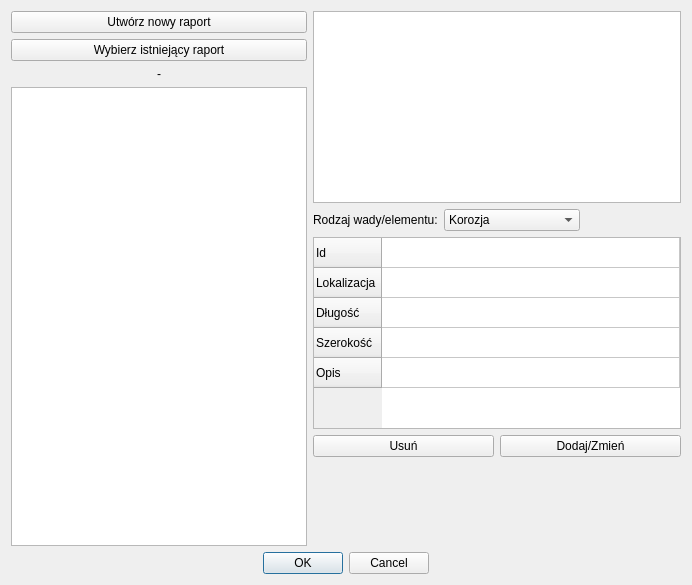
Above: RaportWindow.ui from ukito-pl/UltraSoundScanViewer before the change. Below: the same form after it.
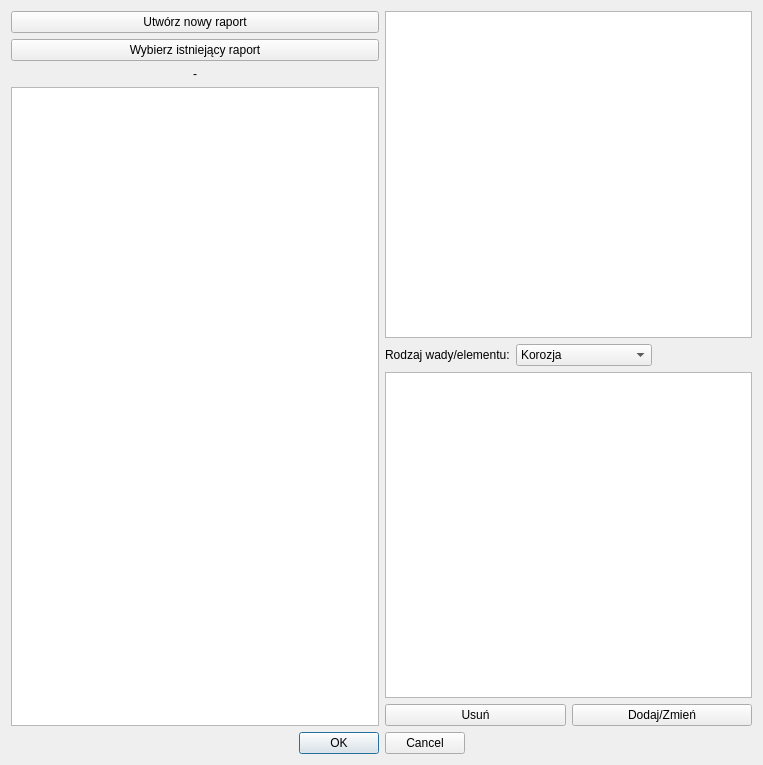
That is the form after the change.

```diff
--- a/RaportWindow.ui
+++ b/RaportWindow.ui
@@ -6,8 +6,8 @@
    <rect>
     <x>0</x>
     <y>0</y>
-    <width>692</width>
-    <height>585</height>
+    <width>763</width>
+    <height>765</height>
    </rect>
   </property>
   <property name="windowTitle">
@@ -124,31 +124,6 @@
        <attribute name="verticalHeaderCascadingSectionResizes">
         <bool>false</bool>
        </attribute>
-       <row>
-        <property name="text">
-         <string>Id</string>
-        </property>
-       </row>
-       <row>
-        <property name="text">
-         <string>Lokalizacja</string>
-        </property>
-       </row>
-       <row>
-        <property name="text">
-         <string>Długość</string>
-        </property>
-       </row>
-       <row>
-        <property name="text">
-         <string>Szerokość</string>
-        </property>
-       </row>
-       <row>
-        <property name="text">
-         <string>Opis</string>
-        </property>
-       </row>
        <column>
         <property name="text">
          <string/>
@@ -174,19 +149,6 @@
        </item>
       </layout>
      </item>
-     <item>
-      <spacer name="verticalSpacer">
-       <property name="orientation">
-        <enum>Qt::Vertical</enum>
-       </property>
-       <property name="sizeHint" stdset="0">
-        <size>
-         <width>368</width>
-         <height>16</height>
-        </size>
-       </property>
-      </spacer>
-     </item>
     </layout>
    </item>
    <item row="1" column="0" colspan="2">
```
